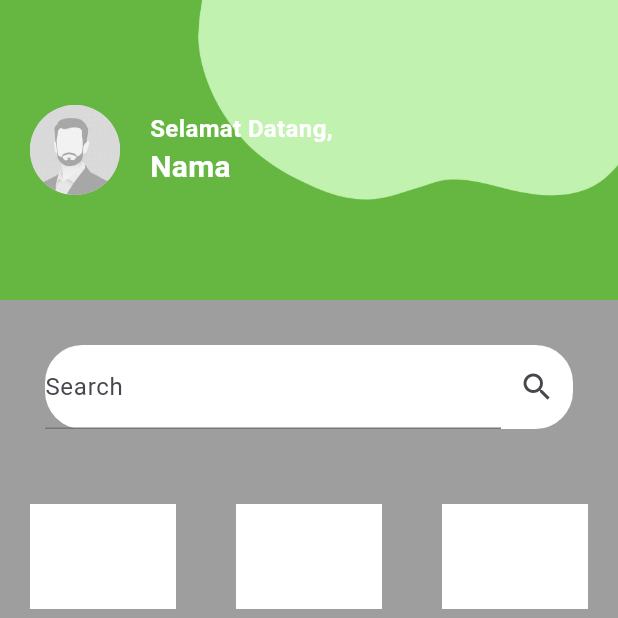
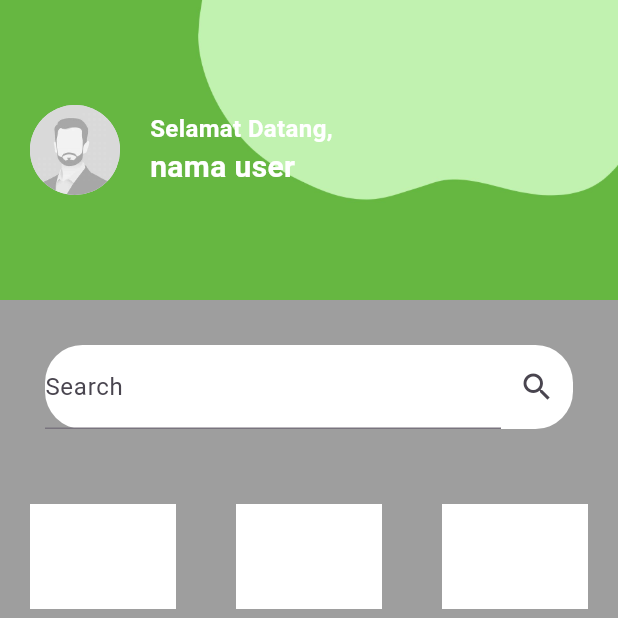
Before and after one commit to ahmadfauzy19/FoodTrack_proyek4, a Flutter app: the AkunPage screen opened directly, after a tap on the "search" icon, on a phone screen of 412 x 824 dp, the top half of it. Run offline on Flutter 3.47's test engine with Material 3 defaults, Android fonts, the light colour scheme and no system bars; our stand-ins replace dropdown_button2; missing offline and left inert: flutter_barcode_scanner.

Commit message:
menambah perbaikan login dan landing page

```diff
--- a/tugas_project4_giziqu/lib/AkunPage.dart
+++ b/tugas_project4_giziqu/lib/AkunPage.dart
@@ -163,7 +163,10 @@ class _AkunPageState extends State<AkunPage> {
                 // Tambahkan logika untuk navigasi ke halaman beranda
                 Navigator.push(
                   context,
-                  MaterialPageRoute(builder: (context) => LandingPage()),
+                  MaterialPageRoute(
+                      builder: (context) => const LandingPage(
+                            username: "nama user",
+                          )),
                 );
               },
               icon: Icon(Icons.home),
--- a/tugas_project4_giziqu/lib/LandingPage.dart
+++ b/tugas_project4_giziqu/lib/LandingPage.dart
@@ -1,3 +1,7 @@
+// ignore_for_file: use_key_in_widget_constructors, unnecessary_this
+
+// import 'dart:js_util';
+
 import 'package:flutter/material.dart';
 import 'package:tugas_project4_giziqu/NewsPage.dart';
 import 'package:tugas_project4_giziqu/SearchPage.dart';
@@ -5,6 +9,9 @@ import 'BarcodeScannerScreen.dart'; // Hanya butuh di sini, menghapus yang lain
 import 'ProfilePage.dart';
 
 class LandingPage extends StatefulWidget {
+  final String username;
+  const LandingPage({Key? key, required this.username}) : super(key: key);
+
   @override
   State<LandingPage> createState() => _LandingPageState();
 }
@@ -13,14 +20,14 @@ class _LandingPageState extends State<LandingPage> {
   @override
   Widget build(BuildContext context) {
     return Scaffold(
-      backgroundColor: Colors.grey, // Ubah ke warna abu-abu yang sudah ada
+      backgroundColor: Colors.grey,
       body: Center(
         child: Column(
           children: [
             Container(
               height: 200,
-              padding: EdgeInsets.all(20),
-              decoration: BoxDecoration(
+              padding: const EdgeInsets.all(20),
+              decoration: const BoxDecoration(
                 image: DecorationImage(
                   image: AssetImage("assets/BG.jpg"),
                   fit: BoxFit.cover,
@@ -28,26 +35,27 @@ class _LandingPageState extends State<LandingPage> {
               ),
               child: Row(
                 children: [
-                  CircleAvatar(
+                  const CircleAvatar(
                     radius: 30,
                     backgroundImage: AssetImage("assets/default.jpeg"),
                   ),
                   Container(
-                    margin: EdgeInsets.all(20),
+                    margin: const EdgeInsets.all(20),
                     child: Column(
                       mainAxisAlignment: MainAxisAlignment.center,
                       crossAxisAlignment: CrossAxisAlignment.start,
                       children: [
-                        Text(
+                        const Text(
                           "Selamat Datang,",
                           style: TextStyle(
-                              fontSize: 16,
-                              fontWeight: FontWeight.bold,
-                              color: Colors.white),
+                            fontSize: 16,
+                            fontWeight: FontWeight.bold,
+                            color: Colors.white,
+                          ),
                         ),
                         Text(
-                          "Nama",
-                          style: TextStyle(
+                          widget.username, // Gunakan nilai username dari widget
+                          style: const TextStyle(
                             fontSize: 20,
                             fontWeight: FontWeight.bold,
                             color: Colors.white,
@@ -60,17 +68,17 @@ class _LandingPageState extends State<LandingPage> {
               ),
             ),
             Container(
-              margin: EdgeInsets.all(30),
+              margin: const EdgeInsets.all(30),
               decoration: BoxDecoration(
                   color: Colors.white, borderRadius: BorderRadius.circular(25)),
               child: Row(
                 children: [
-                  Expanded(
+                  const Expanded(
                       child: TextField(
                     decoration: InputDecoration(labelText: "Search"),
                   )),
                   IconButton(
-                    icon: Icon(Icons.search),
+                    icon: const Icon(Icons.search),
                     onPressed: () {
                       // Tambahkan logika untuk melakukan pencarian di sini
                     },
@@ -82,19 +90,19 @@ class _LandingPageState extends State<LandingPage> {
               children: [
                 Expanded(
                     child: Container(
-                  margin: EdgeInsets.all(20),
+                  margin: const EdgeInsets.all(20),
                   height: 70,
                   color: Colors.white,
                 )),
                 Expanded(
                     child: Container(
-                  margin: EdgeInsets.all(20),
+                  margin: const EdgeInsets.all(20),
                   height: 70,
                   color: Colors.white,
                 )),
                 Expanded(
                     child: Container(
-                  margin: EdgeInsets.all(20),
+                  margin: const EdgeInsets.all(20),
                   height: 70,
                   color: Colors.white,
                 ))
@@ -112,8 +120,9 @@ class _LandingPageState extends State<LandingPage> {
           );
         },
         backgroundColor: Colors.green,
-        shape: CircleBorder(side: BorderSide(color: Colors.white, width: 2)),
-        child: Icon(
+        shape:
+            const CircleBorder(side: BorderSide(color: Colors.white, width: 2)),
+        child: const Icon(
           Icons.qr_code_scanner_rounded,
           color: Colors.white,
         ),
@@ -128,19 +137,19 @@ class _LandingPageState extends State<LandingPage> {
               onPressed: () {
                 // Tambahkan logika untuk navigasi ke halaman beranda
               },
-              icon: Icon(Icons.home),
+              icon: const Icon(Icons.home),
             ),
             IconButton(
               onPressed: () {
                 // Tambahkan logika untuk navigasi ke halaman berita
                 Navigator.push(
                   context,
-                  MaterialPageRoute(builder: (context) => NewsPage()),
+                  MaterialPageRoute(builder: (context) => const NewsPage()),
                 );
               },
-              icon: Icon(Icons.newspaper),
+              icon: const Icon(Icons.newspaper),
             ),
-            SizedBox(width: 50),
+            const SizedBox(width: 50),
             IconButton(
               onPressed: () {
                 // Tambahkan logika untuk navigasi ke halaman search
@@ -149,17 +158,17 @@ class _LandingPageState extends State<LandingPage> {
                   MaterialPageRoute(builder: (context) => SearchPage()),
                 );
               },
-              icon: Icon(Icons.search),
+              icon: const Icon(Icons.search),
             ),
             IconButton(
               onPressed: () {
                 // Tambahkan logika untuk navigasi ke halaman profil
                 Navigator.push(
                   context,
-                  MaterialPageRoute(builder: (context) => ProfilePage()),
+                  MaterialPageRoute(builder: (context) => const ProfilePage()),
                 );
               },
-              icon: Icon(Icons.person),
+              icon: const Icon(Icons.person),
             ),
           ],
         ),
--- a/tugas_project4_giziqu/lib/NewsPage.dart
+++ b/tugas_project4_giziqu/lib/NewsPage.dart
@@ -135,7 +135,10 @@ class NewsPage extends StatelessWidget {
               onPressed: () {
                 Navigator.push(
                   context,
-                  MaterialPageRoute(builder: (context) => LandingPage()),
+                  MaterialPageRoute(
+                      builder: (context) => const LandingPage(
+                            username: "nama user",
+                          )),
                 );
               },
               icon: Icon(Icons.home),
--- a/tugas_project4_giziqu/lib/ProfilePage.dart
+++ b/tugas_project4_giziqu/lib/ProfilePage.dart
@@ -184,7 +184,10 @@ class _ProfilePageState extends State<ProfilePage> {
                 // Tambahkan logika untuk navigasi ke halaman beranda
                 Navigator.push(
                   context,
-                  MaterialPageRoute(builder: (context) => LandingPage()),
+                  MaterialPageRoute(
+                      builder: (context) => const LandingPage(
+                            username: "nama user",
+                          )),
                 );
               },
               icon: Icon(Icons.home),
--- a/tugas_project4_giziqu/pubspec.yaml
+++ b/tugas_project4_giziqu/pubspec.yaml
@@ -31,11 +31,13 @@ dependencies:
   flutter:
     sdk: flutter
   dropdown_button2: ^2.3.8
+  flutter_barcode_scanner: ^2.0.0
 
   # The following adds the Cupertino Icons font to your application.
   # Use with the CupertinoIcons class for iOS style icons.
   cupertino_icons: ^1.0.2
   flutter_launcher_icons: ^0.13.1
+  http: ^1.2.0
 
 dev_dependencies:
   flutter_test:
```
Also changed, not shown: tugas_project4_giziqu/lib/LoginPage.dart (+22 -5 lines), tugas_project4_giziqu/pubspec.lock, 1 other file.
